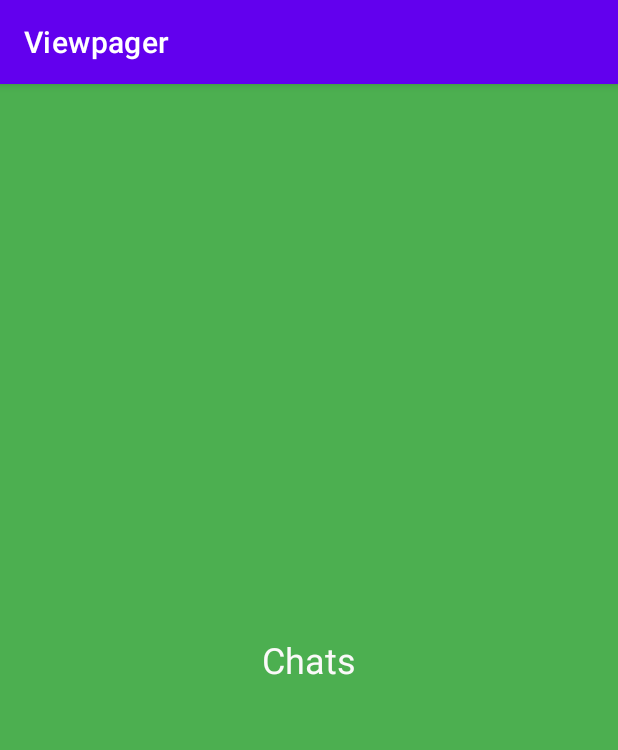
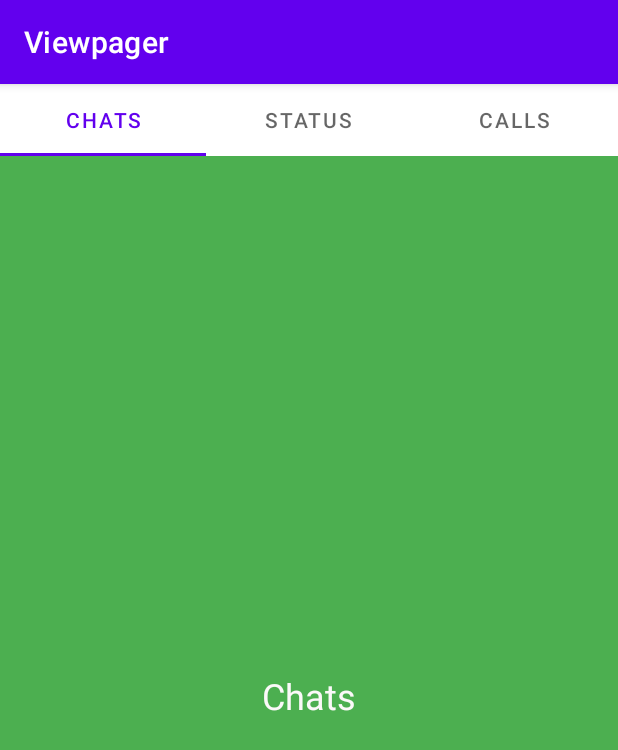
Before and after one commit to lakshmi-sannithi-improve10x/Viewpager, an Android app: the screen it shows after launch (MainActivity), on a phone screen of 412 x 824 dp. Shown: the top 750 px of the screen. Run offline under Robolectric (Android 15) with nearby library versions, the phone set to English and light mode, and no system bars.

```diff
--- a/app/src/main/java/com/improve10x/viewpager/MainActivity.java
+++ b/app/src/main/java/com/improve10x/viewpager/MainActivity.java
@@ -1,13 +1,19 @@
 package com.improve10x.viewpager;
 
+import androidx.annotation.NonNull;
 import androidx.appcompat.app.AppCompatActivity;
 import androidx.viewpager2.widget.ViewPager2;
 
 import android.os.Bundle;
+import android.widget.Switch;
+
+import com.google.android.material.tabs.TabLayout;
+import com.google.android.material.tabs.TabLayoutMediator;
 
 public class MainActivity extends AppCompatActivity {
    private ViewPager2 whatsappVp;
   private   ViewpagerAdapter adapter;
+  private TabLayout tabTl;
     @Override
     protected void onCreate(Bundle savedInstanceState) {
         super.onCreate(savedInstanceState);
@@ -15,6 +21,25 @@ public class MainActivity extends AppCompatActivity {
         initViews();
         setupAdapter();
         connectAdapter();
+        setupTabWithViewpager();
+    }
+
+    private void setupTabWithViewpager() {
+        TabLayoutMediator tabLayoutMediator = new TabLayoutMediator(tabTl, whatsappVp, new TabLayoutMediator.TabConfigurationStrategy() {
+            @Override
+            public void onConfigureTab(@NonNull TabLayout.Tab tab, int position) {
+                switch (position){
+                    case 1:tab.setText("Status");
+                    break;
+                    case 2:tab.setText("Calls");
+                    break;
+                    case 0:
+                    default:tab.setText("Chats");
+
+                }
+            }
+        });
+        tabLayoutMediator.attach();
     }
 
     private void connectAdapter() {
@@ -27,5 +52,6 @@ public class MainActivity extends AppCompatActivity {
 
     private void initViews() {
         whatsappVp = findViewById(R.id.whatsapp_vp);
+        tabTl = findViewById(R.id.tab_tl);
     }
 }
--- a/app/src/main/java/com/improve10x/viewpager/ViewpagerAdapter.java
+++ b/app/src/main/java/com/improve10x/viewpager/ViewpagerAdapter.java
@@ -14,12 +14,11 @@ public class ViewpagerAdapter extends FragmentStateAdapter {
     @Override
     public Fragment createFragment(int position) {
         switch (position) {
-            case 0:
-                return new ChatsFragment();
             case 1:
                 return new StatusFragment();
             case 2:
                 return new CallsFragment();
+            case 0:
             default:
                 return new ChatsFragment();
         }
--- a/app/src/main/res/layout/activity_main.xml
+++ b/app/src/main/res/layout/activity_main.xml
@@ -7,6 +7,11 @@
     android:orientation="vertical"
     tools:context=".MainActivity">
 
+    <com.google.android.material.tabs.TabLayout
+        android:id="@+id/tab_tl"
+        android:layout_width="match_parent"
+        android:layout_height="wrap_content"></com.google.android.material.tabs.TabLayout>
+
     <androidx.viewpager2.widget.ViewPager2
         android:id="@+id/whatsapp_vp"
         android:layout_width="match_parent"
```
